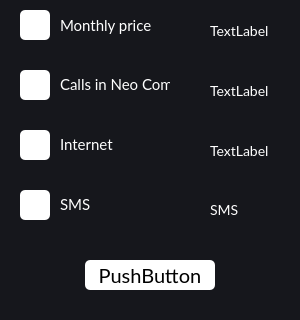
Old version of the form PhoneManagerGUI/ui/tariffcard.ui in the repository tarashunchak/PhoneCompanyManager; both pictures show x 0 to 300 and y 140 to 460 of the 300 by 460 pixel window.
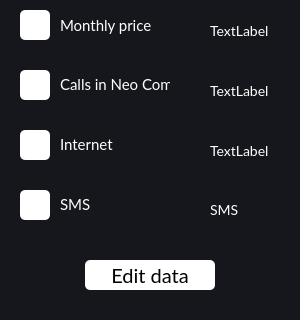
New version of the form.

Commit message: start work on tariff data edit widget

```diff
--- a/PhoneManagerGUI/ui/tariffcard.ui
+++ b/PhoneManagerGUI/ui/tariffcard.ui
@@ -416,7 +416,7 @@
 }</string>
    </property>
    <property name="text">
-    <string>PushButton</string>
+    <string>Edit data</string>
    </property>
   </widget>
  </widget>
```
Left out of the diff: 13 changed lines with no effect on the pictures. The commit also changes 39 other files.
